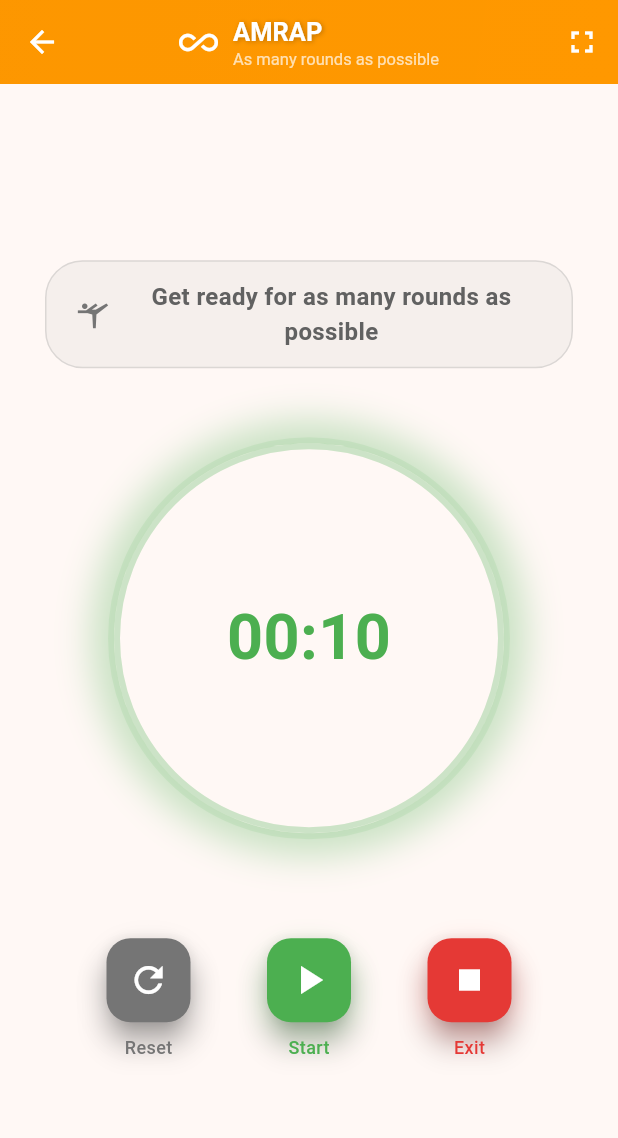
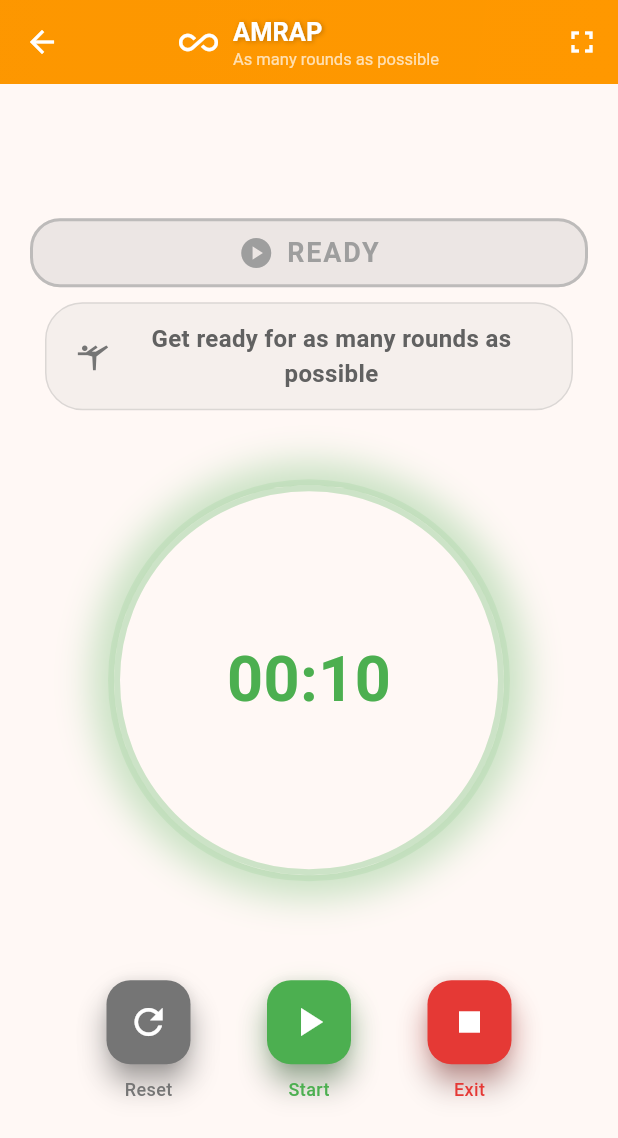
Before and after one commit to AlexHerDom/crossfit_timer, a Flutter app: the screen it shows after launch, after a tap on "AMRAP", on a phone screen of 412 x 824 dp. Shown: the top 1138 px of the screen. Run offline on Flutter 3.47's test engine with Material 3 defaults, Android fonts, the phone set to English and light mode, and no system bars; drawn by our look-alikes of flutter_animate; our stand-ins replace audioplayers, confetti, fl_chart, flutter_tts, share_plus, shared_preferences and 1 more.

Commit message:
🎨 Añadir colores de fondo distintivos para mejor visibilidad al aire libre
- Verde: Tiempo de preparación
- Azul: Tiempo de trabajo/ejercicio
- Naranja: Tiempo de descanso
- Rojo: Finalizado
- Gris: Pausado/Listo

✨ Características añadidas:
- Función _getBackgroundColor() para determinar color según estado
- Indicador de estado prominente con _buildStatusIndicator()
- Colores más intensos (0.25 opacity) para mejor visibilidad exterior
- Transiciones suaves de color para UX mejorada

🏃‍♂️ Soluciona problema de entrenamiento al aire libre donde el teléfono está lejos

```diff
--- a/lib/screens/timer_screen.dart
+++ b/lib/screens/timer_screen.dart
@@ -978,6 +978,114 @@ class _TimerScreenState extends State<TimerScreen> {
     }
   }
 
+  // 🎨 Nuevo método para colores de fondo según el estado del timer
+  Color _getBackgroundColor() {
+    // Si el timer ha terminado (tiempo 0 y no está corriendo)
+    if (_currentSeconds == 0 && !_isRunning) {
+      return Colors.red.withOpacity(0.2); // Rojo para finalizado
+    }
+
+    // Si no está corriendo o está pausado, usar fondo neutro
+    if (!_isRunning || _isPaused) {
+      return Theme.of(context).scaffoldBackgroundColor;
+    }
+
+    // Durante la preparación - verde más visible
+    if (_isPreparation) {
+      return Colors.green.withOpacity(0.25); // Verde más intenso para preparación
+    }
+
+    // Estados específicos por tipo de timer con colores más visibles
+    switch (widget.timerType) {
+      case 'TABATA':
+        return _isWorkPeriod
+            ? Colors.blue.withOpacity(0.25)     // Azul más intenso para trabajo
+            : Colors.orange.withOpacity(0.25);  // Naranja más intenso para descanso
+
+      case 'RUNNING':
+        return _isRunningDistance
+            ? Colors.blue.withOpacity(0.25)     // Azul más intenso para correr
+            : Colors.orange.withOpacity(0.25);  // Naranja más intenso para descanso
+
+      case 'AMRAP':
+      case 'EMOM':
+      case 'COUNTDOWN':
+      default:
+        return Colors.blue.withOpacity(0.25);  // Azul más intenso para tiempo de trabajo
+    }
+  }
+
+  // 🏷️ Widget para mostrar el estado actual con color distintivo
+  Widget _buildStatusIndicator() {
+    final languageProvider = Provider.of<LanguageProvider>(context);
+
+    String statusText;
+    Color statusColor;
+    IconData statusIcon;
+
+    // Determinar texto, color e icono según el estado
+    if (_currentSeconds == 0 && !_isRunning) {
+      statusText = languageProvider.getText('completed');
+      statusColor = Colors.red;
+      statusIcon = Icons.check_circle;
+    } else if (!_isRunning || _isPaused) {
+      statusText = _isPaused ? languageProvider.getText('paused') : languageProvider.getText('ready');
+      statusColor = Colors.grey;
+      statusIcon = _isPaused ? Icons.pause_circle : Icons.play_circle;
+    } else if (_isPreparation) {
+      statusText = languageProvider.getText('prepare');
+      statusColor = Colors.green;
+      statusIcon = Icons.fitness_center;
+    } else {
+      switch (widget.timerType) {
+        case 'TABATA':
+          statusText = _isWorkPeriod ? 'TRABAJO' : 'DESCANSO';
+          statusColor = _isWorkPeriod ? Colors.blue : Colors.orange;
+          statusIcon = _isWorkPeriod ? Icons.flash_on : Icons.pause;
+          break;
+        case 'RUNNING':
+          statusText = _isRunningDistance ? 'CORRIENDO' : 'DESCANSO';
+          statusColor = _isRunningDistance ? Colors.blue : Colors.orange;
+          statusIcon = _isRunningDistance ? Icons.directions_run : Icons.pause;
+          break;
+        default:
+          statusText = 'ENTRENANDO';
+          statusColor = Colors.blue;
+          statusIcon = Icons.fitness_center;
+      }
+    }
+
+    return Container(
+      width: double.infinity,
+      padding: const EdgeInsets.symmetric(vertical: 8, horizontal: 16),
+      margin: const EdgeInsets.only(bottom: 10),
+      decoration: BoxDecoration(
+        color: statusColor.withOpacity(0.2),
+        borderRadius: BorderRadius.circular(20),
+        border: Border.all(color: statusColor.withOpacity(0.6), width: 2),
+      ),
+      child: Row(
+        mainAxisAlignment: MainAxisAlignment.center,
+        children: [
+          Icon(statusIcon, color: statusColor, size: 24),
+          const SizedBox(width: 8),
+          Text(
+            statusText.toUpperCase(),
+            style: TextStyle(
+              fontSize: 18,
+              fontWeight: FontWeight.bold,
+              color: statusColor,
+              letterSpacing: 1.2,
+            ),
+          ),
+        ],
+      ),
+    )
+        .animate()
+        .fadeIn(duration: 300.ms)
+        .scale(begin: const Offset(0.8, 0.8));
+  }
+
   IconData _getTimerIcon() {
     switch (widget.timerType) {
       case 'AMRAP':
@@ -1175,6 +1283,7 @@ ${languageProvider.getText('work_20s')} | ${languageProvider.getText('rest_10s')
     final languageProvider = Provider.of<LanguageProvider>(context);
 
     return Scaffold(
+      backgroundColor: _getBackgroundColor(),
       appBar: AppBar(
         title: Row(
           mainAxisSize: MainAxisSize.min,
@@ -1254,6 +1363,9 @@ ${languageProvider.getText('work_20s')} | ${languageProvider.getText('rest_10s')
             child: Column(
               mainAxisAlignment: MainAxisAlignment.center,
               children: [
+                // 🚨 Indicador de estado prominente
+                _buildStatusIndicator(),
+
                 // Indicador de preparación - responsivo y flexible
                 if (_isPreparation)
                   Container(
```
